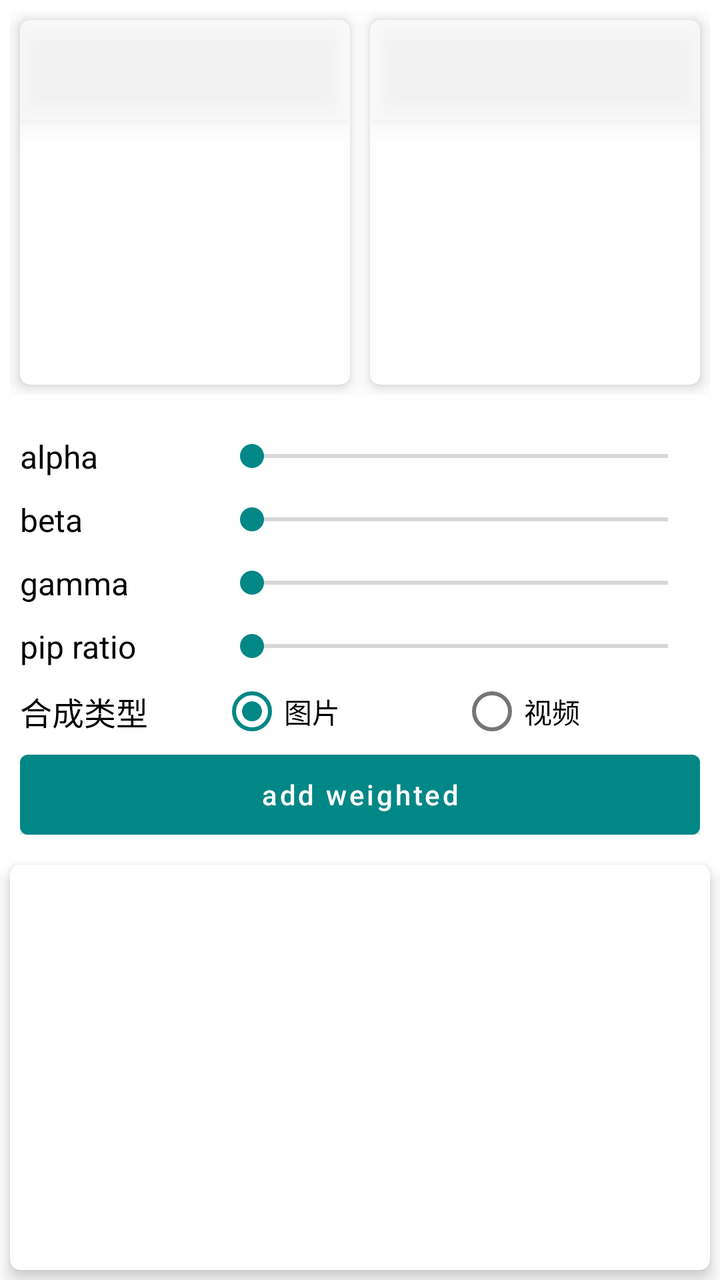
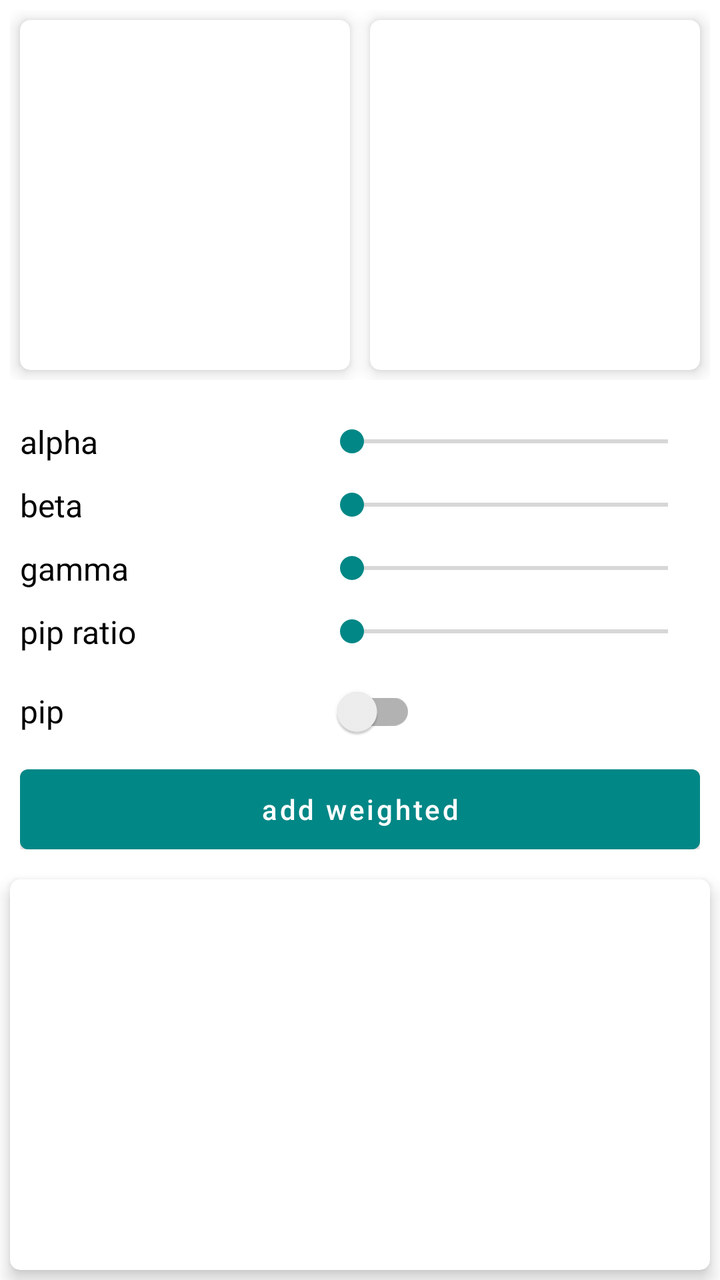

Two renders of the same Android screen: before a commit and after it. Below are the layout's source before the change and the commit's diff.
<!-- AndroidManifest.xml: application theme AppTheme -->
<!-- res/layout/fragment_lib_opencv.xml -->
<?xml version="1.0" encoding="utf-8"?>
<LinearLayout xmlns:android="http://schemas.android.com/apk/res/android"
    xmlns:app="http://schemas.android.com/apk/res-auto"
    xmlns:tools="http://schemas.android.com/tools"
    android:layout_width="match_parent"
    android:layout_height="match_parent"
    android:background="@color/white"
    android:orientation="vertical"
    tools:context=".ui.LibOpenCVFragment">

    <LinearLayout
        android:layout_width="match_parent"
        android:layout_height="0dp"
        android:layout_weight="1"
        android:orientation="horizontal"
        android:padding="5dp">

        <androidx.cardview.widget.CardView
            android:layout_width="0dp"
            android:layout_height="match_parent"
            android:layout_margin="5dp"
            android:layout_weight="1"
            app:cardCornerRadius="5dp"
            app:cardElevation="5dp">

            <LinearLayout
                android:layout_width="match_parent"
                android:layout_height="match_parent"
                android:orientation="vertical">

                <Spinner
                    android:id="@+id/spinner_start"
                    android:layout_width="match_parent"
                    android:layout_height="50dp"
                    android:background="@color/white_alpha_50"
                    android:elevation="5dp"
                    android:spinnerMode="dropdown"
                    android:translationZ="5dp" />






                <LinearLayout
                    android:layout_width="match_parent"
                    android:layout_height="match_parent"
                    android:gravity="center"
                    android:orientation="vertical">

                    <TextureView
                        android:id="@+id/view_texture_start"
                        android:layout_width="match_parent"
                        android:layout_height="match_parent" />

                </LinearLayout>

            </LinearLayout>

        </androidx.cardview.widget.CardView>

        <androidx.cardview.widget.CardView
            android:layout_width="0dp"
            android:layout_height="match_parent"
            android:layout_margin="5dp"
            android:layout_weight="1"
            app:cardCornerRadius="5dp"
            app:cardElevation="5dp">

            <LinearLayout
                android:layout_width="match_parent"
                android:layout_height="match_parent"
                android:layout_weight="1"
                android:orientation="vertical">

                <Spinner
                    android:id="@+id/spinner_end"
                    android:layout_width="match_parent"
                    android:layout_height="50dp"
                    android:background="@color/white_alpha_50"
                    android:elevation="5dp"
                    android:spinnerMode="dropdown"
                    android:translationZ="5dp" />






                <LinearLayout
                    android:layout_width="match_parent"
                    android:layout_height="match_parent"
                    android:gravity="center"
                    android:orientation="vertical">

                    <TextureView
                        android:id="@+id/view_texture_end"
                        android:layout_width="match_parent"
                        android:layout_height="match_parent" />

                </LinearLayout>

            </LinearLayout>

        </androidx.cardview.widget.CardView>

    </LinearLayout>

    <LinearLayout
        android:id="@+id/layout_option"
        android:layout_width="match_parent"
        android:layout_height="wrap_content"
        android:elevation="5dp"
        android:orientation="vertical"
        android:padding="10dp"
        android:translationZ="5dp">

        <LinearLayout
            android:layout_width="match_parent"
            android:layout_height="wrap_content"
            android:gravity="center_vertical"
            android:orientation="horizontal">

            <androidx.appcompat.widget.AppCompatTextView
                android:id="@+id/text_alpha"
                android:layout_width="100dp"
                android:layout_height="wrap_content"
                android:paddingVertical="5dp"
                android:text="alpha"
                android:textColor="@color/black"
                android:textSize="16sp"
                tools:ignore="HardcodedText" />

            <SeekBar
                android:id="@+id/seek_alpha"
                android:layout_width="match_parent"
                android:layout_height="match_parent" />

        </LinearLayout>

        <LinearLayout
            android:layout_width="match_parent"
            android:layout_height="wrap_content"
            android:gravity="center_vertical"
            android:orientation="horizontal">

            <androidx.appcompat.widget.AppCompatTextView
                android:id="@+id/text_beta"
                android:layout_width="100dp"
                android:layout_height="wrap_content"
                android:paddingVertical="5dp"
                android:text="beta"
                android:textColor="@color/black"
                android:textSize="16sp"
                tools:ignore="HardcodedText" />

            <SeekBar
                android:id="@+id/seek_beta"
                android:layout_width="match_parent"
                android:layout_height="wrap_content" />

        </LinearLayout>

        <LinearLayout
            android:layout_width="match_parent"
            android:layout_height="wrap_content"
            android:gravity="center_vertical"
            android:orientation="horizontal">

            <androidx.appcompat.widget.AppCompatTextView
                android:id="@+id/text_gamma"
                android:layout_width="100dp"
                android:layout_height="wrap_content"
                android:paddingVertical="5dp"
                android:text="gamma"
                android:textColor="@color/black"
                android:textSize="16sp"
                tools:ignore="HardcodedText" />

            <SeekBar
                android:id="@+id/seek_gamma"
                android:layout_width="match_parent"
                android:layout_height="wrap_content" />

        </LinearLayout>

        <LinearLayout
            android:layout_width="match_parent"
            android:layout_height="wrap_content"
            android:gravity="center_vertical"
            android:orientation="horizontal">

            <androidx.appcompat.widget.AppCompatTextView
                android:id="@+id/text_pip_ratio"
                android:layout_width="100dp"
                android:layout_height="wrap_content"
                android:paddingVertical="5dp"
                android:text="pip ratio"
                android:textColor="@color/black"
                android:textSize="16sp"
                tools:ignore="HardcodedText" />

            <SeekBar
                android:id="@+id/seek_pip_ratio"
                android:layout_width="match_parent"
                android:layout_height="wrap_content" />

        </LinearLayout>

        <LinearLayout
            android:layout_width="match_parent"
            android:layout_height="wrap_content"
            android:gravity="center_vertical"
            android:orientation="horizontal">

            <androidx.appcompat.widget.AppCompatTextView
                android:layout_width="100dp"
                android:layout_height="wrap_content"
                android:paddingVertical="5dp"
                android:text="合成类型"
                android:textColor="@color/black"
                android:textSize="16sp"
                tools:ignore="HardcodedText" />

            <RadioGroup
                android:layout_width="match_parent"
                android:layout_height="30dp"
                android:orientation="horizontal">

                <RadioButton
                    android:id="@+id/radio_weighted_image"
                    android:layout_width="0dp"
                    android:layout_height="wrap_content"
                    android:layout_weight="1"
                    android:checked="true"
                    android:text="图片"
                    tools:ignore="HardcodedText" />

                <RadioButton
                    android:id="@+id/radio_weighted_video"
                    android:layout_width="0dp"
                    android:layout_height="wrap_content"
                    android:layout_weight="1"
                    android:text="视频"
                    tools:ignore="HardcodedText" />

            </RadioGroup>

        </LinearLayout>

        <LinearLayout
            android:layout_width="match_parent"
            android:layout_height="wrap_content"
            android:layout_marginTop="5dp"
            android:gravity="center_vertical"
            android:orientation="horizontal">

            <com.google.android.material.button.MaterialButton
                android:id="@+id/btn_add_weighted"
                android:layout_width="0dp"
                android:layout_height="40dp"
                android:layout_weight="1"
                android:insetTop="0dp"
                android:insetBottom="0dp"
                android:text="add weighted"
                android:textAllCaps="false"
                android:textColor="@color/white"
                tools:ignore="HardcodedText" />

        </LinearLayout>

    </LinearLayout>

    <androidx.cardview.widget.CardView
        android:layout_width="match_parent"
        android:layout_height="0dp"
        android:layout_margin="5dp"
        android:layout_weight="1"
        app:cardCornerRadius="5dp"
        app:cardElevation="5dp">

        <LinearLayout
            android:layout_width="match_parent"
            android:layout_height="match_parent"
            android:gravity="center">

            <TextureView
                android:id="@+id/view_texture_result"
                android:layout_width="match_parent"
                android:layout_height="match_parent" />

        </LinearLayout>

    </androidx.cardview.widget.CardView>

</LinearLayout>
<!-- resources referenced by this layout -->
<resources>
  <color name="black">#FF000000</color>
  <color name="white">#FFFFFFFF</color>
  <color name="white_alpha_50">#80FFFFFF</color>
  <style name="AppTheme" parent="Theme.MaterialComponents.Light.NoActionBar">
          
          <item name="colorPrimary">@color/color_primary</item>
          
          <item name="colorPrimaryVariant">@color/color_primary_variant</item>
          
          <item name="colorOnPrimary">@color/color_on_primary</item>
          
          
          <item name="colorSecondary">@color/color_secondary</item>
          
          <item name="colorSecondaryVariant">@color/color_secondary_variant</item>
          
          <item name="colorOnSecondary">@color/color_on_secondary</item>
          
          <item name="android:statusBarColor">@color/status_bar</item>
          
          <item name="android:windowBackground">@color/window_background</item>
          
          <item name="android:navigationBarColor">@color/navigation_bar</item>
      </style>
  <color name="color_primary">#FF018786</color>
  <color name="color_primary_variant">#FF018786</color>
  <color name="color_on_primary">#FF018786</color>
  <color name="color_secondary">#FF018786</color>
  <color name="color_secondary_variant">#FF018786</color>
  <color name="color_on_secondary">#FF018786</color>
  <color name="status_bar">#FF018786</color>
  <color name="window_background">#FFFAFAFA</color>
  <color name="navigation_bar">#FF018786</color>
</resources>

<!-- the commit's change to res/layout/fragment_lib_opencv.xml (unified diff, before → after) -->
@@ -21,41 +21,13 @@
             android:layout_margin="5dp"
             android:layout_weight="1"
             app:cardCornerRadius="5dp"
-            app:cardElevation="5dp">
-
-            <LinearLayout
-                android:layout_width="match_parent"
-                android:layout_height="match_parent"
-                android:orientation="vertical">
-
-                <Spinner
-                    android:id="@+id/spinner_start"
-                    android:layout_width="match_parent"
-                    android:layout_height="50dp"
-                    android:background="@color/white_alpha_50"
-                    android:elevation="5dp"
-                    android:spinnerMode="dropdown"
-                    android:translationZ="5dp" />
-
-
-
-
-
-
-                <LinearLayout
-                    android:layout_width="match_parent"
-                    android:layout_height="match_parent"
-                    android:gravity="center"
-                    android:orientation="vertical">
-
-                    <TextureView
-                        android:id="@+id/view_texture_start"
-                        android:layout_width="match_parent"
-                        android:layout_height="match_parent" />
-
-                </LinearLayout>
-
-            </LinearLayout>
+            app:cardElevation="5dp"
+            tools:ignore="NestedWeights">
+
+            <androidx.appcompat.widget.AppCompatImageView
+                android:id="@+id/image_1"
+                android:layout_width="match_parent"
+                android:layout_height="match_parent" />
 
         </androidx.cardview.widget.CardView>
 
@@ -67,40 +39,10 @@
             app:cardCornerRadius="5dp"
             app:cardElevation="5dp">
 
-            <LinearLayout
-                android:layout_width="match_parent"
-                android:layout_height="match_parent"
-                android:layout_weight="1"
-                android:orientation="vertical">
-
-                <Spinner
-                    android:id="@+id/spinner_end"
-                    android:layout_width="match_parent"
-                    android:layout_height="50dp"
-                    android:background="@color/white_alpha_50"
-                    android:elevation="5dp"
-                    android:spinnerMode="dropdown"
-                    android:translationZ="5dp" />
-
-
-
-
-
-
-                <LinearLayout
-                    android:layout_width="match_parent"
-                    android:layout_height="match_parent"
-                    android:gravity="center"
-                    android:orientation="vertical">
-
-                    <TextureView
-                        android:id="@+id/view_texture_end"
-                        android:layout_width="match_parent"
-                        android:layout_height="match_parent" />
-
-                </LinearLayout>
-
-            </LinearLayout>
+            <androidx.appcompat.widget.AppCompatImageView
+                android:id="@+id/image_2"
+                android:layout_width="match_parent"
+                android:layout_height="match_parent" />
 
         </androidx.cardview.widget.CardView>
 
@@ -123,7 +65,7 @@
 
             <androidx.appcompat.widget.AppCompatTextView
                 android:id="@+id/text_alpha"
-                android:layout_width="100dp"
+                android:layout_width="150dp"
                 android:layout_height="wrap_content"
                 android:paddingVertical="5dp"
                 android:text="alpha"
@@ -146,7 +88,7 @@
 
             <androidx.appcompat.widget.AppCompatTextView
                 android:id="@+id/text_beta"
-                android:layout_width="100dp"
+                android:layout_width="150dp"
                 android:layout_height="wrap_content"
                 android:paddingVertical="5dp"
                 android:text="beta"
@@ -169,7 +111,7 @@
 
             <androidx.appcompat.widget.AppCompatTextView
                 android:id="@+id/text_gamma"
-                android:layout_width="100dp"
+                android:layout_width="150dp"
                 android:layout_height="wrap_content"
                 android:paddingVertical="5dp"
                 android:text="gamma"
@@ -192,7 +134,7 @@
 
             <androidx.appcompat.widget.AppCompatTextView
                 android:id="@+id/text_pip_ratio"
-                android:layout_width="100dp"
+                android:layout_width="150dp"
                 android:layout_height="wrap_content"
                 android:paddingVertical="5dp"
                 android:text="pip ratio"
@@ -214,37 +156,19 @@
             android:orientation="horizontal">
 
             <androidx.appcompat.widget.AppCompatTextView
-                android:layout_width="100dp"
-                android:layout_height="wrap_content"
-                android:paddingVertical="5dp"
-                android:text="合成类型"
-                android:textColor="@color/black"
-                android:textSize="16sp"
-                tools:ignore="HardcodedText" />
-
-            <RadioGroup
-                android:layout_width="match_parent"
-                android:layout_height="30dp"
-                android:orientation="horizontal">
-
-                <RadioButton
-                    android:id="@+id/radio_weighted_image"
-                    android:layout_width="0dp"
-                    android:layout_height="wrap_content"
-                    android:layout_weight="1"
-                    android:checked="true"
-                    android:text="图片"
-                    tools:ignore="HardcodedText" />
-
-                <RadioButton
-                    android:id="@+id/radio_weighted_video"
-                    android:layout_width="0dp"
-                    android:layout_height="wrap_content"
-                    android:layout_weight="1"
-                    android:text="视频"
-                    tools:ignore="HardcodedText" />
-
-            </RadioGroup>
+                android:id="@+id/text_pip"
+                android:layout_width="150dp"
+                android:layout_height="wrap_content"
+                android:paddingVertical="5dp"
+                android:text="pip"
+                android:textColor="@color/black"
+                android:textSize="16sp"
+                tools:ignore="HardcodedText" />
+
+            <androidx.appcompat.widget.SwitchCompat
+                android:id="@+id/switch_pip"
+                android:layout_width="wrap_content"
+                android:layout_height="wrap_content" />
 
         </LinearLayout>
 
@@ -279,17 +203,10 @@
         app:cardCornerRadius="5dp"
         app:cardElevation="5dp">
 
-        <LinearLayout
-            android:layout_width="match_parent"
-            android:layout_height="match_parent"
-            android:gravity="center">
-
-            <TextureView
-                android:id="@+id/view_texture_result"
-                android:layout_width="match_parent"
-                android:layout_height="match_parent" />
-
-        </LinearLayout>
+        <androidx.appcompat.widget.AppCompatImageView
+            android:id="@+id/image_result"
+            android:layout_width="match_parent"
+            android:layout_height="match_parent" />
 
     </androidx.cardview.widget.CardView>
 
<!-- resource entries referenced after the edit -->
@@ -2,7 +2,6 @@
 <resources>
   <color name="black">#FF000000</color>
   <color name="white">#FFFFFFFF</color>
-  <color name="white_alpha_50">#80FFFFFF</color>
   <style name="AppTheme" parent="Theme.MaterialComponents.Light.NoActionBar">
           
           <item name="colorPrimary">@color/color_primary</item>
